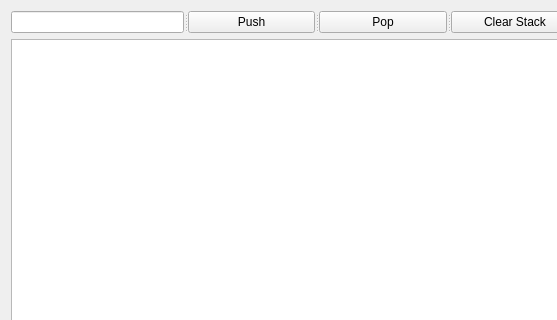
Old version of the form DataVisualizer/stack.ui in the repository FOSSLGYS/DataVisualizer-Cpp; both pictures show x 0 to 557 and y 0 to 320 of the 722 by 578 pixel window.
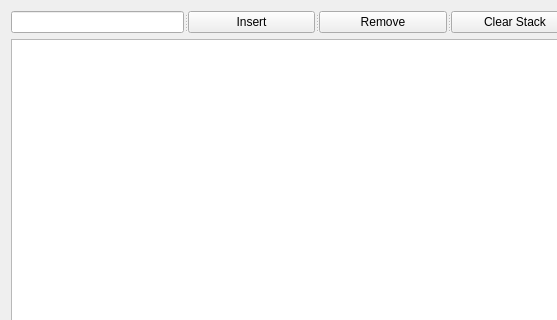
New version of the form.

What changed in the file:
```diff
--- a/DataVisualizer/stack.ui
+++ b/DataVisualizer/stack.ui
@@ -22,12 +22,12 @@
      <widget class="QLineEdit" name="lineEdit"/>
      <widget class="QPushButton" name="pushButton_2">
       <property name="text">
-       <string>Push</string>
+       <string>Insert</string>
       </property>
      </widget>
      <widget class="QPushButton" name="pushButton">
       <property name="text">
-       <string>Pop</string>
+       <string>Remove</string>
       </property>
      </widget>
      <widget class="QPushButton" name="pushButton_3">
```
